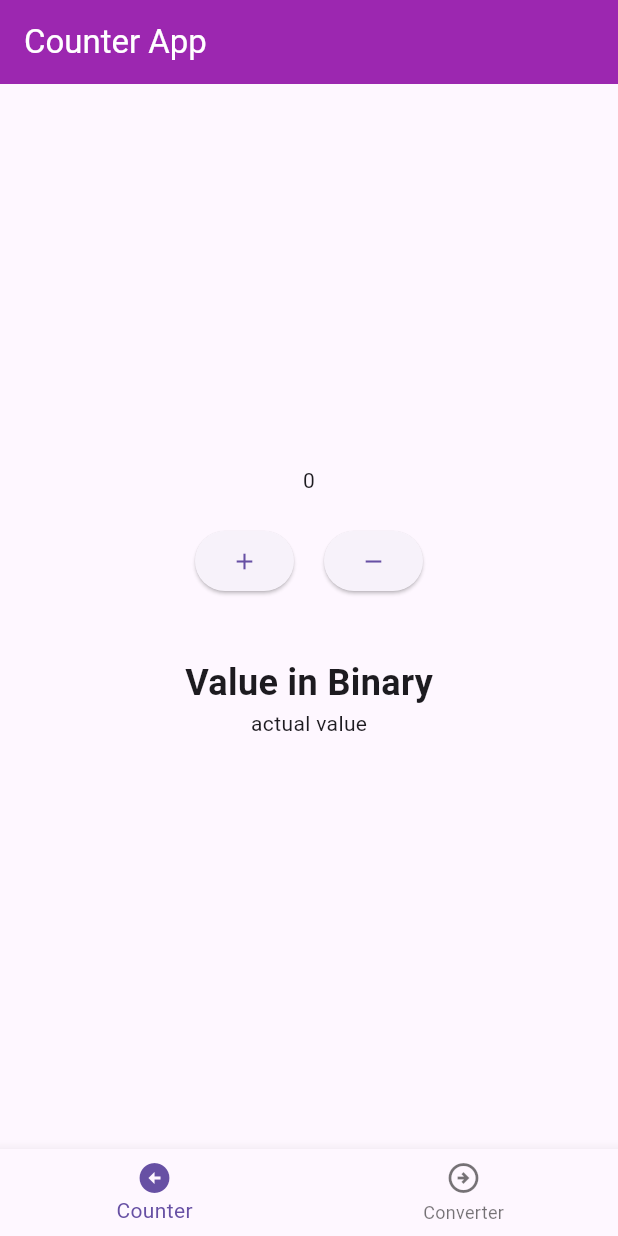
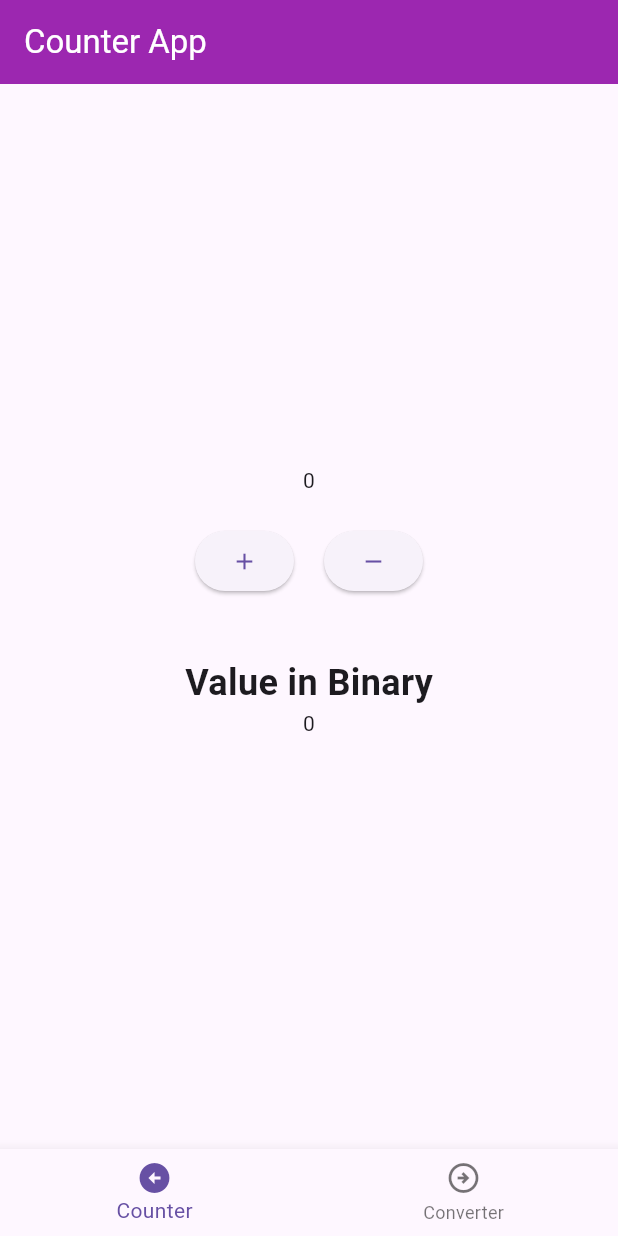
Before and after one commit to DeenankSharma/counter_binary, a Flutter app: the screen it shows after launch, on a phone screen of 412 x 824 dp. Run offline on Flutter 3.47's test engine with Material 3 defaults, Android fonts, the phone set to English and light mode, and no system bars; our stand-ins replace bloc, flutter_bloc.

Commit message:
feat : adds decimal to binary conversion

```diff
--- /dev/null
+++ b/counter_project/lib/data/b2d_api.dart
@@ -0,0 +1 @@
+import 'package:http/http.dart' as http;
--- a/counter_project/lib/features/home/bloc/home_state.dart
+++ b/counter_project/lib/features/home/bloc/home_state.dart
@@ -14,8 +14,10 @@ class HomeInitialstate extends HomeState {
 
 class buttonclickedstate extends HomeActionState{
   final int number;
-  buttonclickedstate(this.number);
+  final String binary;
+  buttonclickedstate(this.number,this.binary);
   List<Object?> get props => [number];
+
 }
 
 // class Minusbuttonclickedstate extends HomeActionState{}
--- a/counter_project/lib/features/home/home.dart
+++ b/counter_project/lib/features/home/home.dart
@@ -29,7 +29,7 @@ class _HomeState extends State<Home> {
       buildWhen: (previous, current) => current is HomeActionState,
       listenWhen: (previous, current) => current is HomeActionState,
       listener: (context, state) {
-        if(state is TogglebuttonNavigatestate){
+        if (state is TogglebuttonNavigatestate) {
           Navigator.pushReplacement(
               context, MaterialPageRoute(builder: (context) => Converter()));
         }
@@ -54,8 +54,7 @@ class _HomeState extends State<Home> {
                             builder: (context, state) {
                               if (state is buttonclickedstate) {
                                 return Text("${state.number}");
-                              }
-                              else{
+                              } else {
                                 return Container();
                               }
                             }),
@@ -64,12 +63,18 @@ class _HomeState extends State<Home> {
                           mainAxisAlignment: MainAxisAlignment.center,
                           children: <Widget>[
                             ElevatedButton(
-                                onPressed: () {homebloc.add(Plusbuttonclickedevent(state.number));},
+                              onPressed: () {
+                                homebloc
+                                    .add(Plusbuttonclickedevent(state.number));
+                              },
                               child: Icon(Icons.add),
                             ),
                             SizedBox(width: 20),
                             ElevatedButton(
-                                onPressed: () {homebloc.add(Minusbuttonclickedevent(state.number));},
+                              onPressed: () {
+                                homebloc
+                                    .add(Minusbuttonclickedevent(state.number));
+                              },
                               child: Icon(Icons.remove),
                             ),
                           ],
@@ -77,16 +82,28 @@ class _HomeState extends State<Home> {
                         Container(
                             margin: EdgeInsets.only(top: 20),
                             padding: EdgeInsets.all(20),
-                            child: const Column(
+                            child: Column(
                               mainAxisAlignment: MainAxisAlignment.center,
                               children: <Widget>[
-                                SizedBox(width: 20,),
-                                Text('Value in Binary',style: TextStyle(fontSize: 24,fontWeight: FontWeight.bold)),
-                                Text('actual value'),
-
+                                SizedBox(
+                                  width: 20,
+                                ),
+                                Text('Value in Binary',
+                                    style: TextStyle(
+                                        fontSize: 24,
+                                        fontWeight: FontWeight.bold)),
+                                BlocBuilder<HomeBloc, HomeState>(
+                                  bloc: homebloc,
+                                  builder: (context, state) {
+                                    if (state is buttonclickedstate) {
+                                      return Text("${state.binary}");
+                                    } else {
+                                      return Container();
+                                    }
+                                  },
+                                )
                               ],
-                            )
-                          ),
+                            )),
                       ],
                     ),
                   ),
@@ -94,11 +111,11 @@ class _HomeState extends State<Home> {
               ),
               BottomNavigationBar(
                 currentIndex: _currentIndex,
-                  onTap: (index){
+                onTap: (index) {
                   setState(() {
-                      _currentIndex=index;
+                    _currentIndex = index;
                   });
-                    switch(index){
+                  switch (index) {
                     case 0:
                       homebloc.add(HomeInitialEvent());
                       break;
--- a/counter_project/pubspec.yaml
+++ b/counter_project/pubspec.yaml
@@ -12,6 +12,7 @@ dependencies:
 
   bloc:
   flutter_bloc:
+  http:
 
 dev_dependencies:
   flutter_test:
```
Also changed, not shown: counter_project/lib/data/d2b_api.dart (added, +15 -0 lines), counter_project/lib/features/home/bloc/home_bloc.dart (+9 -5 lines), counter_project/pubspec.lock. Lines whose indentation alone changed are shown as unchanged.
